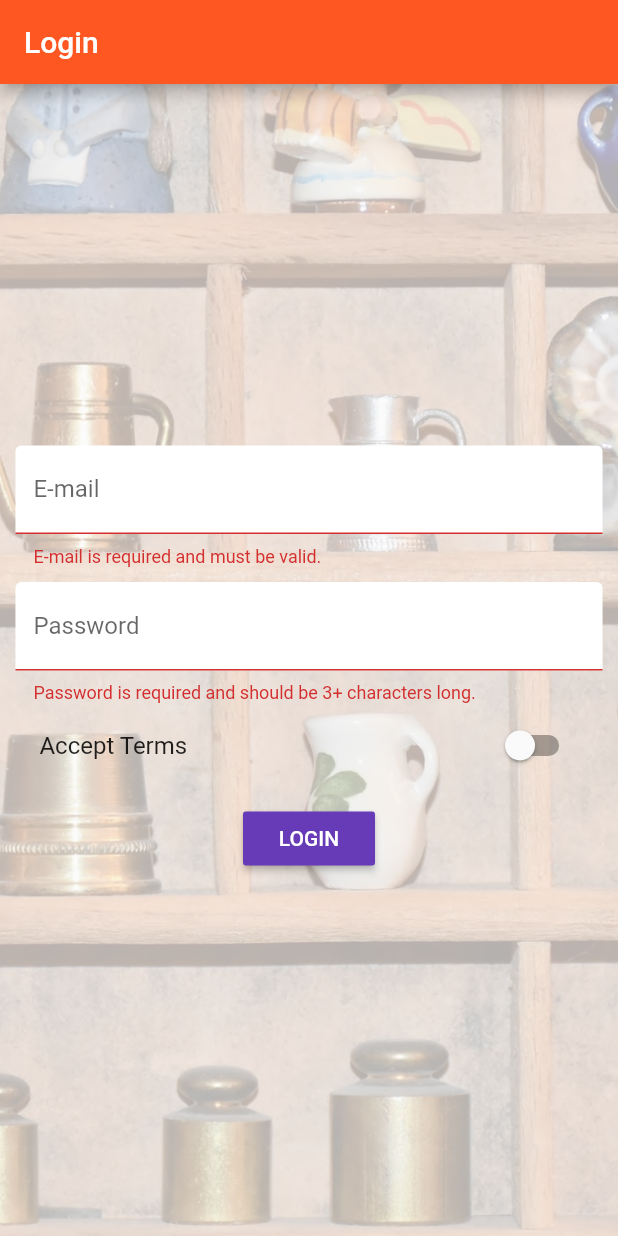
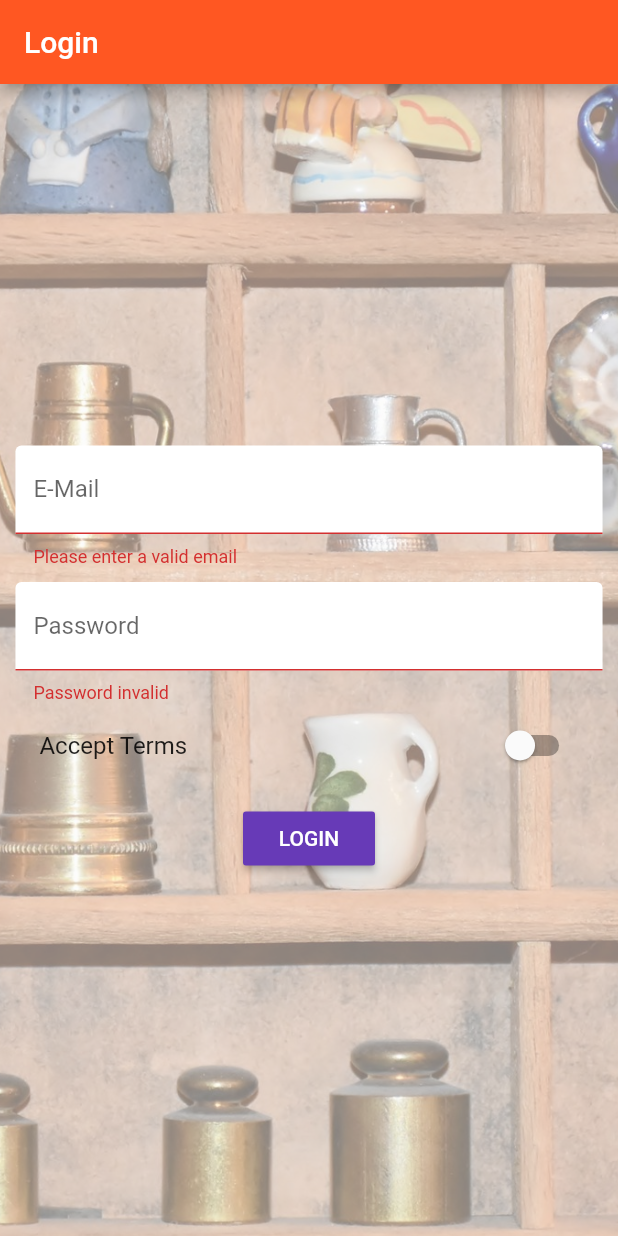
Before and after one commit to RaphaelVasconcelos/flutter_course, a Flutter app: the screen it shows after launch, after a tap on "LOGIN", on a phone screen of 412 x 824 dp. Run offline on Flutter 3.47's test engine with Material 2 defaults, Android fonts, the phone set to English and light mode, and no system bars.

```diff
--- a/lib/pages/auth.dart
+++ b/lib/pages/auth.dart
@@ -13,16 +13,13 @@ class _AuthPageState extends State<AuthPage> {
     'password': null,
     'acceptTerms': false
   };
-
   final GlobalKey<FormState> _formKey = GlobalKey<FormState>();
 
   DecorationImage _buildBackgroundImage() {
     return DecorationImage(
-      colorFilter: ColorFilter.mode(
-        Colors.black.withOpacity(0.3),
-        BlendMode.dstATop,
-      ),
       fit: BoxFit.cover,
+      colorFilter:
+          ColorFilter.mode(Colors.black.withOpacity(0.5), BlendMode.dstATop),
       image: AssetImage('assets/background.jpg'),
     );
   }
@@ -30,20 +27,17 @@ class _AuthPageState extends State<AuthPage> {
   Widget _buildEmailTextField() {
     return TextFormField(
       decoration: InputDecoration(
-        filled: true,
-        fillColor: Colors.white,
-        labelText: 'E-mail',
-      ),
+          labelText: 'E-Mail', filled: true, fillColor: Colors.white),
       keyboardType: TextInputType.emailAddress,
-      onSaved: (String value) {
-        _formData['email'] = value;
-      },
       validator: (String value) {
         if (value.isEmpty ||
             !RegExp(r"[a-z0-9!#$%&'*+/=?^_`{|}~-]+(?:\.[a-z0-9!#$%&'*+/=?^_`{|}~-]+)*@(?:[a-z0-9](?:[a-z0-9-]*[a-z0-9])?\.)+[a-z0-9](?:[a-z0-9-]*[a-z0-9])?")
                 .hasMatch(value)) {
-          return 'E-mail is required and must be valid.';
+          return 'Please enter a valid email';
         }
+      },
+      onSaved: (String value) {
+        _formData['email'] = value;
       },
     );
   }
@@ -51,18 +45,15 @@ class _AuthPageState extends State<AuthPage> {
   Widget _buildPasswordTextField() {
     return TextFormField(
       decoration: InputDecoration(
-        filled: true,
-        fillColor: Colors.white,
-        labelText: 'Password',
-      ),
+          labelText: 'Password', filled: true, fillColor: Colors.white),
       obscureText: true,
+      validator: (String value) {
+        if (value.isEmpty || value.length < 6) {
+          return 'Password invalid';
+        }
+      },
       onSaved: (String value) {
         _formData['password'] = value;
-      },
-      validator: (String value) {
-        if (value.isEmpty || value.length < 3) {
-          return 'Password is required and should be 3+ characters long.';
-        }
       },
     );
   }
@@ -84,6 +75,7 @@ class _AuthPageState extends State<AuthPage> {
       return;
     }
     _formKey.currentState.save();
+    print(_formData);
     Navigator.pushReplacementNamed(context, '/products');
   }
 
@@ -91,7 +83,6 @@ class _AuthPageState extends State<AuthPage> {
   Widget build(BuildContext context) {
     final double deviceWidth = MediaQuery.of(context).size.width;
     final double targetWidth = deviceWidth > 550.0 ? 500.0 : deviceWidth * 0.95;
-
     return Scaffold(
       appBar: AppBar(
         title: Text('Login'),
--- a/lib/widgets/products/price_tag.dart
+++ b/lib/widgets/products/price_tag.dart
@@ -14,9 +14,7 @@ class PriceTag extends StatelessWidget {
           borderRadius: BorderRadius.circular(5.0)),
       child: Text(
         '\$$price',
-        style: TextStyle(
-          color: Colors.white,
-        ),
+        style: TextStyle(color: Colors.white),
       ),
     );
   }
--- a/lib/widgets/products/products.dart
+++ b/lib/widgets/products/products.dart
@@ -1,5 +1,6 @@
 import 'package:flutter/material.dart';
-import 'package:flutter_course/widgets/products/product_card.dart';
+
+import './product_card.dart';
 
 class Products extends StatelessWidget {
   final List<Map<String, dynamic>> products;
@@ -12,7 +13,8 @@ class Products extends StatelessWidget {
     Widget productCards;
     if (products.length > 0) {
       productCards = ListView.builder(
-        itemBuilder: (BuildContext context, index) => ProductCard(products[index], index),
+        itemBuilder: (BuildContext context, int index) =>
+            ProductCard(products[index], index),
         itemCount: products.length,
       );
     } else {
--- a/lib/widgets/ui_elements/title_default.dart
+++ b/lib/widgets/ui_elements/title_default.dart
@@ -10,10 +10,7 @@ class TitleDefault extends StatelessWidget {
     return Text(
       title,
       style: TextStyle(
-        fontSize: 26.0,
-        fontWeight: FontWeight.bold,
-        fontFamily: 'Oswald',
-      ),
+          fontSize: 26.0, fontWeight: FontWeight.bold, fontFamily: 'Oswald'),
     );
   }
 }
```
Also changed, not shown: lib/main.dart (+5 -2 lines), lib/pages/product.dart (+24 -27 lines), lib/pages/product_edit.dart (+53 -31 lines), lib/pages/product_list.dart (+13 -9 lines), lib/pages/products.dart (+4 -5 lines), lib/pages/products_admin.dart (+3 -5 lines), lib/widgets/helpers/ensure_visible.dart (added, +86 -0 lines), lib/widgets/products/address_tag.dart (+3 -4 lines), lib/widgets/products/product_card.dart (+11 -9 lines).
